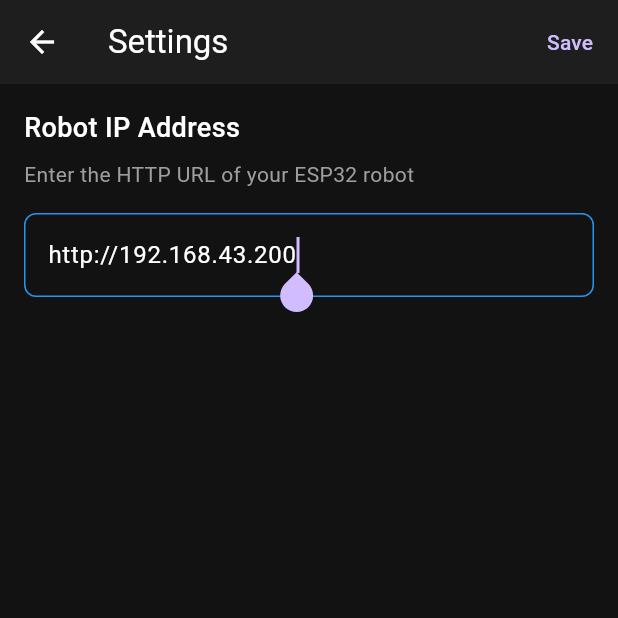
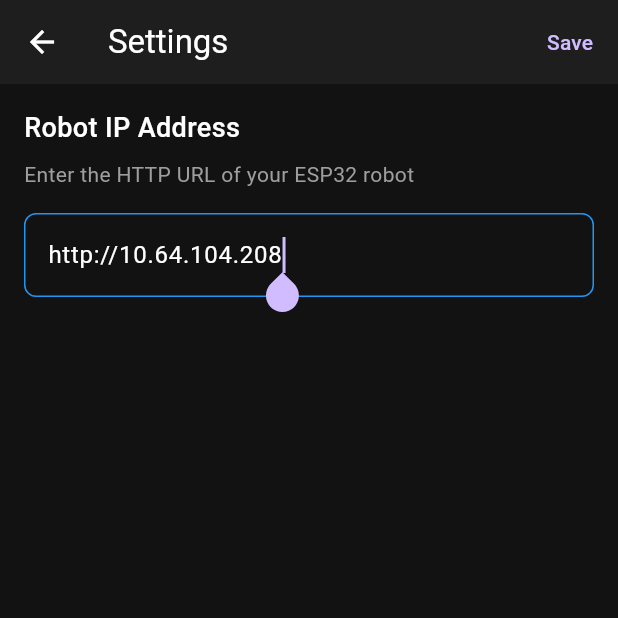
Before and after one commit to Lockkdown/TinyML-line-follower, a Flutter app: the screen it shows after launch, after a tap on the "settings" icon, on a phone screen of 412 x 824 dp, the top half of it. Run offline on Flutter 3.47's test engine with Material 3 defaults, Android fonts, the phone set to English and light mode, and no system bars; our stand-ins replace shared_preferences; network calls fail.

Commit message:
Change: optimize wifi for ESP32

```diff
--- /dev/null
+++ b/mobile/analysis_options.yaml
@@ -0,0 +1 @@
+include: package:flutter_lints/flutter.yaml
--- a/mobile/lib/screens/controller_screen.dart
+++ b/mobile/lib/screens/controller_screen.dart
@@ -158,11 +158,13 @@ class _ControllerScreenState extends State<ControllerScreen> {
                     ],
                   ),
                   const SizedBox(height: 16),
-                  // Stop button (bottom)
+                  // Backward button (bottom)
                   ControlButton(
-                    backgroundColor: Colors.red,
-                    onPressed: () => _sendCommand('stop'),
-                    child: const Icon(Icons.stop, color: Colors.white, size: 32),
+                    backgroundColor: Colors.orange,
+                    onPressed: () => _sendCommand('backward'),
+                    onReleased: () => _sendCommand('stop'),
+                    onCanceled: () => _sendCommand('stop'),
+                    child: const Icon(Icons.arrow_downward, color: Colors.white, size: 32),
                   ),
                 ],
               ),
--- a/mobile/lib/services/robot_service.dart
+++ b/mobile/lib/services/robot_service.dart
@@ -1,13 +1,15 @@
 import 'dart:async';
 import 'dart:io';
+import 'dart:typed_data';
 import 'package:http/http.dart' as http;
 import 'package:shared_preferences/shared_preferences.dart';
 
 class RobotService {
   static const String _keyBaseUrl = 'robot_base_url';
-  static const String _defaultBaseUrl = 'http://192.168.43.200';
+  static const String _defaultBaseUrl = 'http://10.64.104.208';
 
   String _baseUrl = _defaultBaseUrl;
+  final http.Client _client = http.Client();
 
   Future<void> loadBaseUrl() async {
     final prefs = await SharedPreferences.getInstance();
@@ -28,7 +30,7 @@ class RobotService {
 
   Future<bool> checkConnection() async {
     try {
-      final response = await http.get(
+      final response = await _client.get(
         Uri.parse('$_baseUrl/'),
       ).timeout(const Duration(milliseconds: 500));
       return response.statusCode == 200;
@@ -37,13 +39,29 @@ class RobotService {
     }
   }
 
+  Future<Uint8List?> fetchSnapshotBytes() async {
+    try {
+      final response = await _client.get(
+        Uri.parse(getSnapshotUrl()),
+      ).timeout(const Duration(milliseconds: 1500));
+      if (response.statusCode == 200) return response.bodyBytes;
+      return null;
+    } catch (_) {
+      return null;
+    }
+  }
+
   Future<void> sendCommand(String cmd) async {
     try {
-      await http.post(
+      await _client.post(
         Uri.parse('$_baseUrl/$cmd'),
       ).timeout(const Duration(milliseconds: 500));
     } catch (_) {
       // Silently ignore network errors for fire-and-forget behavior
     }
   }
+
+  void dispose() {
+    _client.close();
+  }
 }
--- a/mobile/lib/widgets/camera_view.dart
+++ b/mobile/lib/widgets/camera_view.dart
@@ -1,4 +1,4 @@
-import 'dart:async';
+import 'dart:typed_data';
 import 'package:flutter/material.dart';
 import '../services/robot_service.dart';
 
@@ -12,85 +12,60 @@ class CameraView extends StatefulWidget {
 }
 
 class _CameraViewState extends State<CameraView> {
-  String? _imageUrl;
+  Uint8List? _frameBytes;
   bool _showError = false;
   int _consecutiveFailures = 0;
-  Timer? _pollTimer;
+  bool _disposed = false;
 
   @override
   void initState() {
     super.initState();
-    _startPolling();
+    _fetchLoop();
   }
 
   @override
   void dispose() {
-    _pollTimer?.cancel();
+    _disposed = true;
     super.dispose();
   }
 
-  void _startPolling() {
-    _pollTimer = Timer.periodic(const Duration(milliseconds: 150), (_) {
-      if (mounted) _fetchSnapshot();
-    });
-    _fetchSnapshot();
-  }
+  Future<void> _fetchLoop() async {
+    while (!_disposed) {
+      final bytes = await widget.robotService.fetchSnapshotBytes();
 
-  Future<void> _fetchSnapshot() async {
-    final url = widget.robotService.getSnapshotUrl();
-    if (!mounted) return;
+      if (_disposed) break;
 
-    setState(() {
-      _imageUrl = url;
-    });
-  }
-
-  void _onImageError() {
-    _consecutiveFailures++;
-    if (_consecutiveFailures >= 3 && mounted) {
-      setState(() {
-        _showError = true;
-      });
-    }
-  }
-
-  void _onImageLoaded() {
-    _consecutiveFailures = 0;
-    if (_showError && mounted) {
-      setState(() {
-        _showError = false;
-      });
+      if (bytes != null) {
+        _consecutiveFailures = 0;
+        if (mounted) {
+          setState(() {
+            _frameBytes = bytes;
+            _showError = false;
+          });
+        }
+        // Rely purely on network round-trip time for pacing instead of artificial delay
+      } else {
+        _consecutiveFailures++;
+        if (mounted && _consecutiveFailures >= 3) {
+          setState(() {
+            _frameBytes = null; // Only clear frame when truly disconnected
+            _showError = true;
+          });
+        }
+        // Back off slightly on error
+        await Future.delayed(const Duration(milliseconds: 100));
+      }
     }
   }
 
   @override
   Widget build(BuildContext context) {
-    final aspectRatio = 16 / 9;
-
     if (_showError) {
-      return Container(
-        decoration: BoxDecoration(
-          color: const Color(0xFF1E1E1E),
-          borderRadius: BorderRadius.circular(12),
-        ),
-        child: Center(
-          child: Column(
-            mainAxisAlignment: MainAxisAlignment.center,
-            children: [
-              const Icon(Icons.camera_alt_outlined, size: 48, color: Colors.grey),
-              const SizedBox(height: 8),
-              const Text(
-                'Camera unavailable',
-                style: TextStyle(color: Colors.grey, fontSize: 16),
-              ),
-            ],
-          ),
-        ),
-      );
+      return _buildErrorState();
     }
 
     return AspectRatio(
-      aspectRatio: aspectRatio,
+      aspectRatio: 16 / 9,
       child: Container(
         decoration: BoxDecoration(
           color: const Color(0xFF1E1E1E),
@@ -98,19 +73,12 @@ class _CameraViewState extends State<CameraView> {
         ),
         child: ClipRRect(
           borderRadius: BorderRadius.circular(12),
-          child: _imageUrl != null
-              ? Image.network(
-                  _imageUrl!,
+          child: _frameBytes != null
+              ? Image.memory(
+                  _frameBytes!,
                   fit: BoxFit.cover,
+                  gaplessPlayback: true,
                   errorBuilder: (context, error, stackTrace) {
-                    _onImageError();
-                    return const SizedBox.shrink();
-                  },
-                  loadingBuilder: (context, child, loadingProgress) {
-                    if (loadingProgress == null) {
-                      _onImageLoaded();
-                      return child;
-                    }
                     return const SizedBox.shrink();
                   },
                 )
@@ -119,4 +87,26 @@ class _CameraViewState extends State<CameraView> {
       ),
     );
   }
+
+  Widget _buildErrorState() {
+    return Container(
+      decoration: BoxDecoration(
+        color: const Color(0xFF1E1E1E),
+        borderRadius: BorderRadius.circular(12),
+      ),
+      child: const Center(
+        child: Column(
+          mainAxisAlignment: MainAxisAlignment.center,
+          children: [
+            Icon(Icons.camera_alt_outlined, size: 48, color: Colors.grey),
+            SizedBox(height: 8),
+            Text(
+              'Camera unavailable',
+              style: TextStyle(color: Colors.grey, fontSize: 16),
+            ),
+          ],
+        ),
+      ),
+    );
+  }
 }
```
Also changed, not shown: 23 other files.
